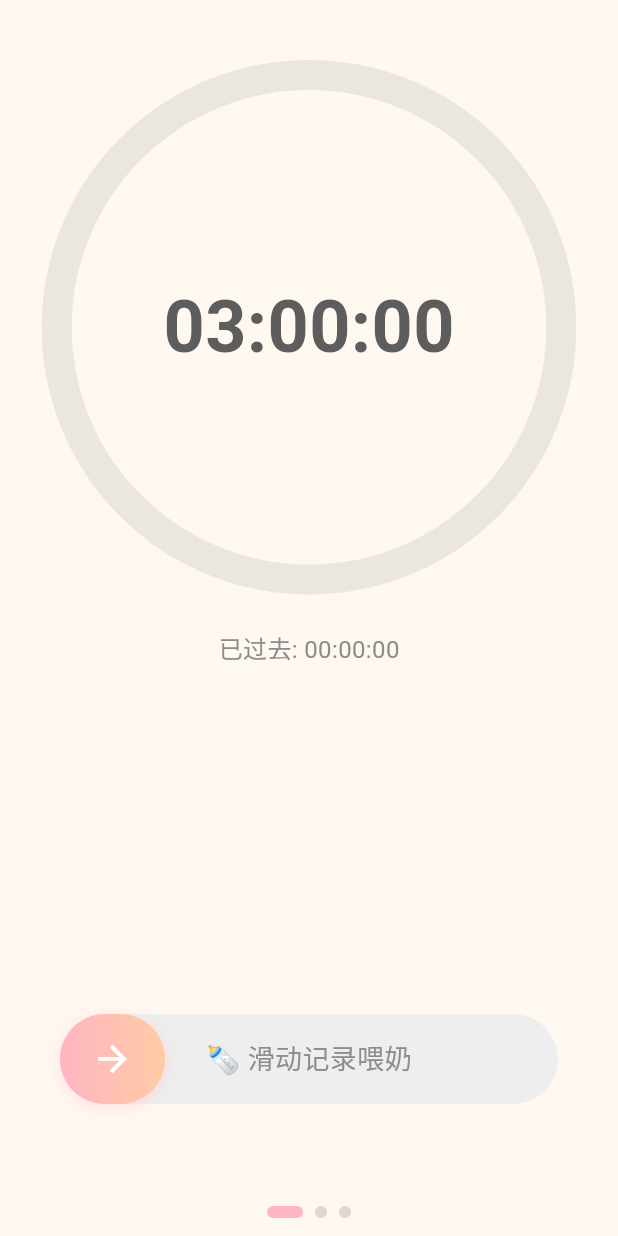
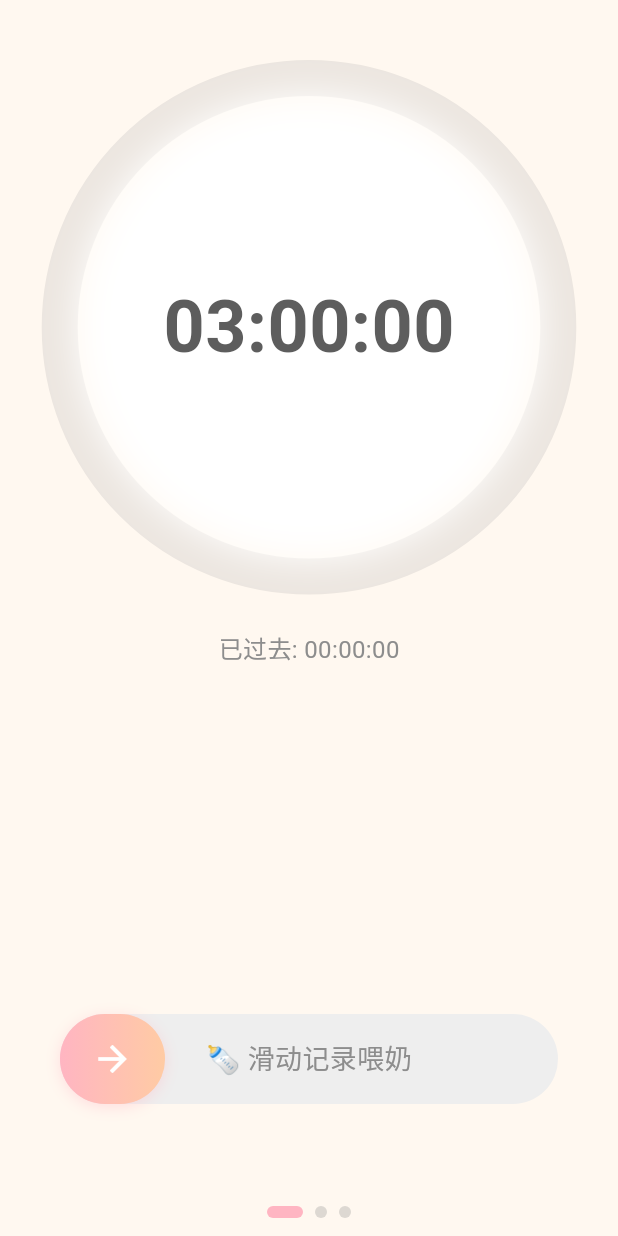
Before and after one commit to yalong0521/feed_reminder, a Flutter app: the screen it shows after launch, on a phone screen of 412 x 824 dp. Run offline on Flutter 3.47's test engine with Material 3 defaults, Android fonts, the light colour scheme and no system bars; our stand-ins replace audioplayers, confetti, flutter_local_notifications, shared_preferences, wakelock_plus; Roboto replaces fonts that are missing (Menlo, SF Pro Display).

Commit message:
feat: polish UI details and fix edge cases
- Add inner shadow effect to countdown ring
- Show full date for non-today feed times
- Fix gradient angle alignment for rainbow ring
- Add negative time clamp to prevent device time issues
- Stop notification when dismissing reminder
- Keep ring solid color in alerting state

```diff
--- a/lib/app.dart
+++ b/lib/app.dart
@@ -81,10 +81,8 @@ class _FeedReminderAppState extends State<FeedReminderApp> {
   void _updateWakelock(int pageIndex, bool wakelockEnabled, FeedProvider feedProvider) async {
     final shouldEnable = pageIndex == 0 && wakelockEnabled && feedProvider.lastFeedTime != null;
     if (shouldEnable) {
-      print('[Wakelock] ENABLE - pageIndex=$pageIndex, wakelockEnabled=$wakelockEnabled, hasFeedRecord=${feedProvider.lastFeedTime != null}');
       await WakelockPlus.enable();
     } else {
-      print('[Wakelock] DISABLE - pageIndex=$pageIndex, wakelockEnabled=$wakelockEnabled, hasFeedRecord=${feedProvider.lastFeedTime != null}');
       await WakelockPlus.disable();
     }
   }
@@ -101,6 +99,7 @@ class _FeedReminderAppState extends State<FeedReminderApp> {
         }
 
         return Scaffold(
+          extendBody: true,
           body: PageView(
             controller: PageController(initialPage: _currentIndex),
             onPageChanged: (index) {
--- a/lib/providers/feed_provider.dart
+++ b/lib/providers/feed_provider.dart
@@ -89,6 +89,12 @@ class FeedProvider extends ChangeNotifier {
       } else {
         _timeRemaining = nextFeedTime.difference(now);
         _timeElapsed = now.difference(_lastFeedTime!);
+      }
+
+      // Clamp to prevent negative values if device time is wrong
+      if (_timeElapsed.isNegative) {
+        _timeElapsed = Duration.zero;
+        _timeRemaining = Duration(minutes: _feedIntervalMinutes);
       }
     }
 
--- a/lib/screens/home_screen.dart
+++ b/lib/screens/home_screen.dart
@@ -8,6 +8,7 @@ import '../widgets/feed_button.dart';
 import '../widgets/time_display.dart';
 import '../utils/constants.dart';
 import '../services/audio_service.dart';
+import '../services/notification_service.dart';
 
 class HomeScreen extends StatefulWidget {
   const HomeScreen({super.key});
@@ -130,6 +131,7 @@ class _HomeScreenState extends State<HomeScreen> {
                 TextButton(
                   onPressed: () {
                     context.read<AudioService>().stopReminder();
+                    context.read<NotificationService>().cancelAll();
                   },
                   child: const Text(
                     '🔇 停止提醒',
@@ -141,7 +143,7 @@ class _HomeScreenState extends State<HomeScreen> {
                 ),
               // Feed Button
               Padding(
-                padding: const EdgeInsets.only(bottom: 16),
+                padding: const EdgeInsets.symmetric(vertical: 16),
                 child: FeedButton(
                   onPressed: () async {
                     await feedProvider.recordFeed();
--- a/lib/utils/constants.dart
+++ b/lib/utils/constants.dart
@@ -29,7 +29,7 @@ class AppColors {
 
 class AppDimensions {
   static const double ringSize = 0.75; // 75% of screen width
-  static const double ringStrokeWidth = 20.0;
+  static const double ringStrokeWidth = 24.0;
   static const double buttonRadius = 30.0;
   static const double buttonHeight = 60.0;
 }
--- a/lib/widgets/countdown_ring.dart
+++ b/lib/widgets/countdown_ring.dart
@@ -1,7 +1,9 @@
 import 'dart:math' as math;
+
 import 'package:flutter/material.dart';
+
+import '../providers/feed_provider.dart';
 import '../utils/constants.dart';
-import '../providers/feed_provider.dart';
 
 class CountdownRing extends StatefulWidget {
   final Duration timeRemaining;
@@ -73,9 +75,7 @@ class _CountdownRingState extends State<CountdownRing>
       animation: Listenable.merge([_colorController, _pulseController]),
       builder: (context, child) {
         return Transform.scale(
-          scale: widget.state != FeedState.normal
-              ? _pulseAnimation.value
-              : 1.0,
+          scale: widget.state != FeedState.normal ? _pulseAnimation.value : 1.0,
           child: SizedBox(
             width: size,
             height: size,
@@ -85,9 +85,7 @@ class _CountdownRingState extends State<CountdownRing>
                 colorAnimation: _colorController.value,
                 state: widget.state,
               ),
-              child: Center(
-                child: _buildTimeDisplay(),
-              ),
+              child: Center(child: _buildTimeDisplay()),
             ),
           ),
         );
@@ -117,10 +115,7 @@ class _CountdownRingState extends State<CountdownRing>
       mainAxisSize: MainAxisSize.min,
       children: [
         if (widget.state == FeedState.alerting)
-          const Text(
-            '🔔',
-            style: TextStyle(fontSize: 32),
-          ),
+          const Text('🔔', style: TextStyle(fontSize: 32)),
         Text(
           _formatTime(widget.timeRemaining),
           style: TextStyle(
@@ -167,50 +162,41 @@ class _RainbowRingPainter extends CustomPainter {
 
     canvas.drawCircle(center, radius, bgPaint);
 
+    // White inner circle with shadow for depth effect
+    final innerCirclePaint = Paint()
+      ..color = Colors.white
+      ..style = PaintingStyle.fill
+      ..maskFilter = const MaskFilter.blur(BlurStyle.normal, 12);
+    canvas.drawCircle(center, radius - AppDimensions.ringStrokeWidth / 2, innerCirclePaint);
+
     // Rainbow arc - full 360 degree gradient
     final rect = Rect.fromCircle(center: center, radius: radius);
     final gradient = SweepGradient(
       startAngle: 0,
-      endAngle: math.pi * 2,
-      colors: _getColors(),
-      tileMode: TileMode.clamp,
+      endAngle: math.pi  *2,
+      colors: AppColors.rainbowGradient,
     );
 
     final arcPaint = Paint()
-      ..shader = gradient.createShader(rect)
       ..style = PaintingStyle.stroke
       ..strokeWidth = AppDimensions.ringStrokeWidth
       ..strokeCap = StrokeCap.round;
 
-    // Apply opacity for night mode / alerting
+    // In alerting state, show solid color and stop animation (progress frozen at 100%)
     if (state == FeedState.alerting) {
       arcPaint.color = AppColors.accent;
+    } else {
+      arcPaint.shader = gradient.createShader(rect);
     }
 
     final sweepAngle = 2 * math.pi * progress;
     canvas.drawArc(
       rect,
-      -math.pi / 2,  // Start at top
+      -math.pi / 2, // Start at top
       sweepAngle,
       false,
       arcPaint,
     );
-  }
-
-  List<Color> _getColors() {
-    if (state == FeedState.alerting) {
-      return [
-        AppColors.accent,
-        AppColors.accent,
-      ];
-    }
-    if (state == FeedState.warning) {
-      return [
-        AppColors.orange,
-        AppColors.yellow,
-      ];
-    }
-    return AppColors.rainbowGradient;
   }
 
   @override
```
Also changed, not shown: lib/widgets/time_display.dart (+13 -1 lines).
